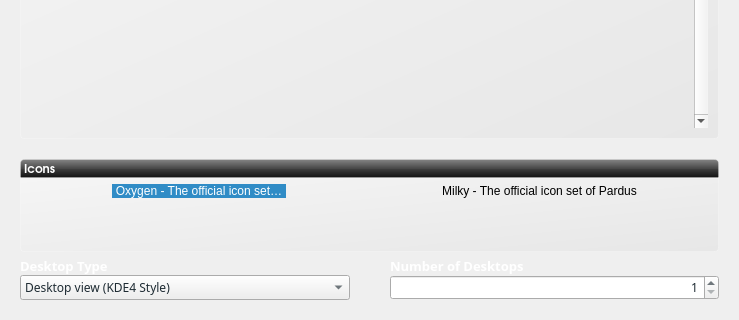
This is kaptan-5.0.5.1/ui/ui_scrStyle.ui in circass/pisi-work as Qt 5 draws it before an edit; both pictures show x 0 to 739 and y 295 to 615 of the 739 by 615 pixel window. The edited form follows.
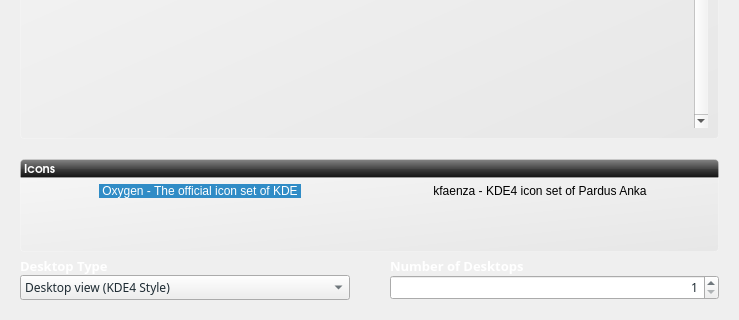
This is the edited form. Icons and pictures are not drawn.

Commit message: change color and icon kfaenza

Patch:
```diff
--- a/kaptan-5.0.5.1/ui/ui_scrStyle.ui
+++ b/kaptan-5.0.5.1/ui/ui_scrStyle.ui
@@ -371,7 +371,7 @@
           </item>
           <item>
            <property name="text">
-            <string>Milky - The official icon set of Pardus</string>
+            <string>kfaenza - KDE4 icon set of Pardus Anka</string>
            </property>
            <property name="toolTip">
             <string>milky</string>
```
Left out of the diff: 6 changed lines with no effect on the pictures. The commit also changes 21 other files.
